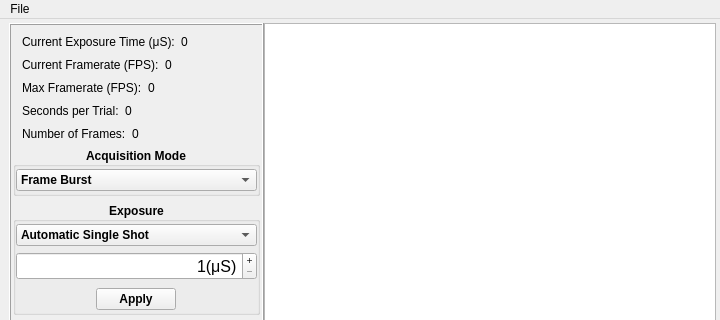
OlfactoryBehaviorLab/dewan_flir_camera, file UI/FLIR.ui: the form before one commit; both pictures show x 0 to 720 and y 0 to 320 of the 720 by 550 pixel window.
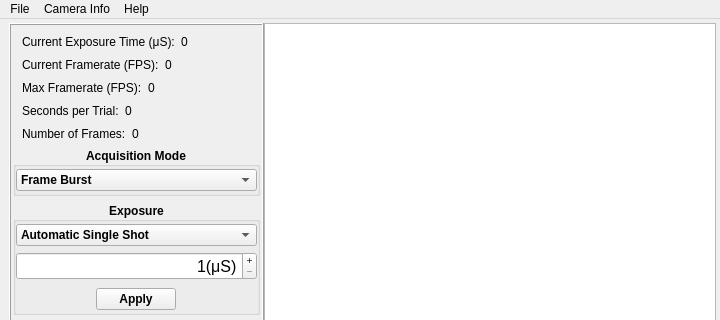
The form after the commit.

Commit message: add about to help section

The edit to the form file:
```diff
--- a/UI/FLIR.ui
+++ b/UI/FLIR.ui
@@ -881,7 +881,20 @@
     <addaction name="separator"/>
     <addaction name="actionExit"/>
    </widget>
+   <widget class="QMenu" name="menuCamera_Info">
+    <property name="title">
+     <string>Camera Info</string>
+    </property>
+   </widget>
+   <widget class="QMenu" name="menuHelp">
+    <property name="title">
+     <string>Help</string>
+    </property>
+    <addaction name="actionAbout"/>
+   </widget>
    <addaction name="menuFile"/>
+   <addaction name="menuCamera_Info"/>
+   <addaction name="menuHelp"/>
   </widget>
   <widget class="QStatusBar" name="statusbar">
    <property name="minimumSize">
```
Left out of the diff: 9 changed lines with no effect on the pictures.
